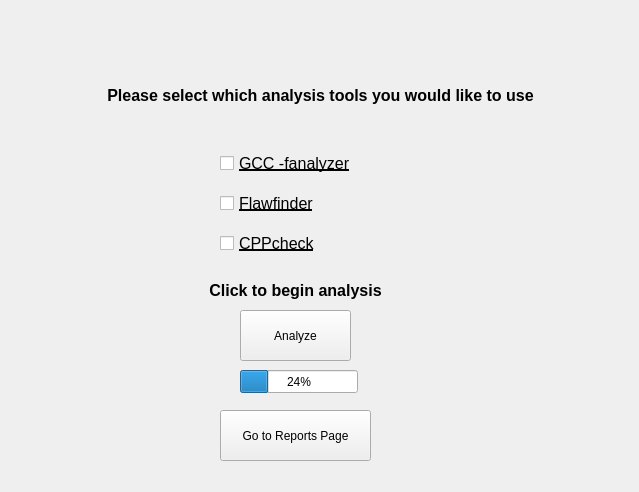
Before: the Qt Designer form projectpage.ui in ianlopez07/SMI-Code-Checker, drawn with Qt 5.
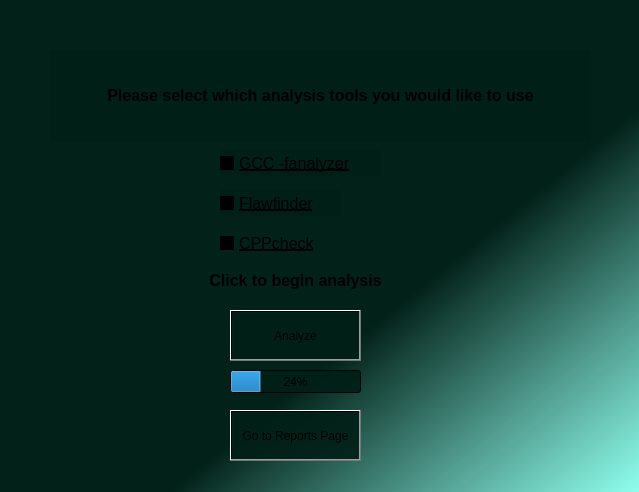
After: the same form once the commit is applied.

Commit message: Changed background color of UI

What changed in the file:
```diff
--- a/projectpage.ui
+++ b/projectpage.ui
@@ -13,6 +13,9 @@
   <property name="windowTitle">
    <string>Form</string>
   </property>
+  <property name="styleSheet">
+   <string notr="true">background-color: qlineargradient(spread:pad, x1:0.282, y1:0.324, x2:1, y2:1, stop:0.455399 rgba(0, 31, 22, 232), stop:1 rgba(144, 255, 238, 251));</string>
+  </property>
   <widget class="QLabel" name="label">
    <property name="geometry">
     <rect>
@@ -28,6 +31,9 @@
      <bold>true</bold>
     </font>
    </property>
+   <property name="styleSheet">
+    <string notr="true">background-color: qlineargradient(spread:pad, x1:1, y1:1, x2:1, y2:1, stop:0.455399 rgba(0, 31, 22, 232), stop:1 rgba(144, 255, 238, 251));</string>
+   </property>
    <property name="text">
     <string>Please select which analysis tools you would like to use</string>
    </property>
@@ -50,6 +56,9 @@
      <underline>true</underline>
     </font>
    </property>
+   <property name="styleSheet">
+    <string notr="true">background-color: qlineargradient(spread:pad, x1:1, y1:1, x2:1, y2:1, stop:0.455399 rgba(0, 31, 22, 232), stop:1 rgba(144, 255, 238, 251));</string>
+   </property>
    <property name="text">
     <string>GCC -fanalyzer</string>
    </property>
@@ -69,6 +78,9 @@
      <underline>true</underline>
     </font>
    </property>
+   <property name="styleSheet">
+    <string notr="true">background-color: qlineargradient(spread:pad, x1:1, y1:1, x2:1, y2:1, stop:0.455399 rgba(0, 31, 22, 232), stop:1 rgba(144, 255, 238, 251));</string>
+   </property>
    <property name="text">
     <string>Flawfinder</string>
    </property>
@@ -88,6 +100,11 @@
      <underline>true</underline>
     </font>
    </property>
+   <property name="styleSheet">
+    <string notr="true">background-color: qlineargradient(spread:pad, x1:0.282, y1:0.324, x2:1, y2:1, stop:0.455399 rgba(0, 31, 22, 232), stop:1 rgba(144, 255, 238, 251));
+background-color: qlineargradient(spread:pad, x1:1, y1:1, x2:1, y2:1, stop:0.455399 rgba(0, 31, 22, 232), stop:1 rgba(144, 255, 238, 251));
+background-color: qlineargradient(spread:pad, x1:0, y1:0, x2:1, y2:1, stop:0 rgba(0, 0, 0, 0), stop:1 rgba(255, 255, 255, 0));</string>
+   </property>
    <property name="text">
     <string>CPPcheck</string>
    </property>
@@ -95,12 +112,16 @@
   <widget class="QPushButton" name="AnalyizeBtn">
    <property name="geometry">
     <rect>
-     <x>240</x>
+     <x>230</x>
      <y>310</y>
-     <width>111</width>
+     <width>131</width>
      <height>51</height>
     </rect>
    </property>
+   <property name="styleSheet">
+    <string notr="true">background-color: qlineargradient(spread:pad, x1:0, y1:0, x2:1, y2:1, stop:0 rgba(0, 0, 0, 0), stop:1 rgba(255, 255, 255, 0));
+background-color: qlineargradient(spread:pad, x1:1, y1:1, x2:1, y2:1, stop:0.455399 rgba(0, 31, 22, 232), stop:1 rgba(144, 255, 238, 251));</string>
+   </property>
    <property name="text">
     <string>Analyze</string>
    </property>
@@ -109,7 +130,7 @@
    <property name="geometry">
     <rect>
      <x>190</x>
-     <y>270</y>
+     <y>260</y>
      <width>211</width>
      <height>41</height>
     </rect>
@@ -120,6 +141,9 @@
      <bold>true</bold>
     </font>
    </property>
+   <property name="styleSheet">
+    <string notr="true">background-color: qlineargradient(spread:pad, x1:0, y1:0, x2:1, y2:1, stop:0 rgba(0, 0, 0, 0), stop:1 rgba(255, 255, 255, 0));</string>
+   </property>
    <property name="text">
     <string>Click to begin analysis</string>
    </property>
@@ -130,12 +154,19 @@
   <widget class="QProgressBar" name="progressBar">
    <property name="geometry">
     <rect>
-     <x>240</x>
+     <x>230</x>
      <y>370</y>
-     <width>118</width>
+     <width>131</width>
      <height>23</height>
     </rect>
    </property>
+   <property name="autoFillBackground">
+    <bool>false</bool>
+   </property>
+   <property name="styleSheet">
+    <string notr="true">background-color: qlineargradient(spread:pad, x1:0, y1:0, x2:1, y2:1, stop:0 rgba(0, 0, 0, 0), stop:1 rgba(255, 255, 255, 0));
+background-color: qlineargradient(spread:pad, x1:1, y1:1, x2:1, y2:1, stop:0.455399 rgba(0, 31, 22, 232), stop:1 rgba(144, 255, 238, 251));</string>
+   </property>
    <property name="value">
     <number>24</number>
    </property>
@@ -143,12 +174,16 @@
   <widget class="QPushButton" name="ReportspageBtn">
    <property name="geometry">
     <rect>
-     <x>220</x>
+     <x>230</x>
      <y>410</y>
-     <width>151</width>
+     <width>131</width>
      <height>51</height>
     </rect>
    </property>
+   <property name="styleSheet">
+    <string notr="true">background-color: qlineargradient(spread:pad, x1:0, y1:0, x2:1, y2:1, stop:0 rgba(0, 0, 0, 0), stop:1 rgba(255, 255, 255, 0));
+background-color: qlineargradient(spread:pad, x1:1, y1:1, x2:1, y2:1, stop:0.455399 rgba(0, 31, 22, 232), stop:1 rgba(144, 255, 238, 251));</string>
+   </property>
    <property name="text">
     <string>Go to Reports Page</string>
    </property>
```
The commit also changes 3 other files.
